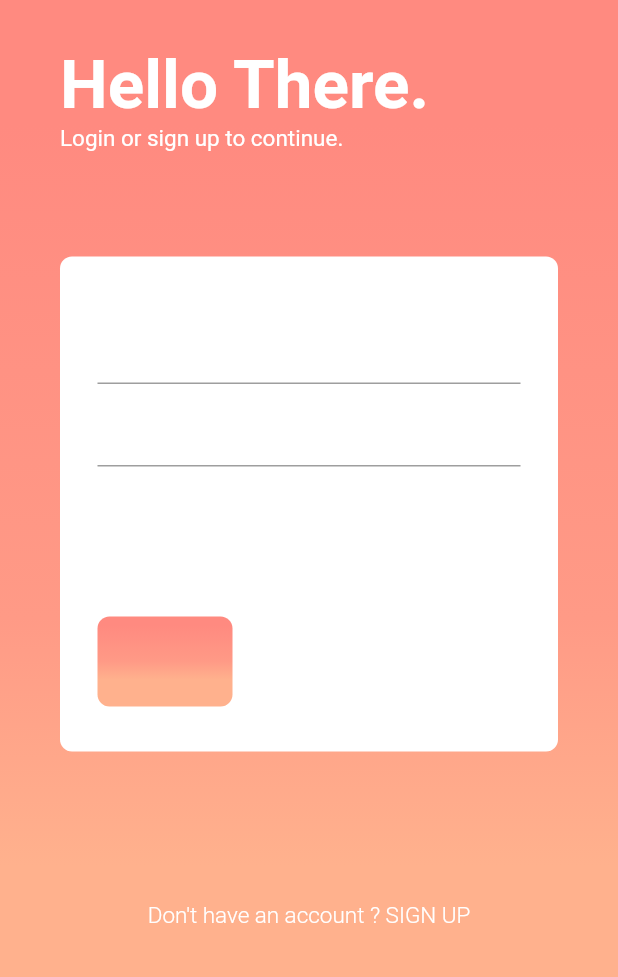
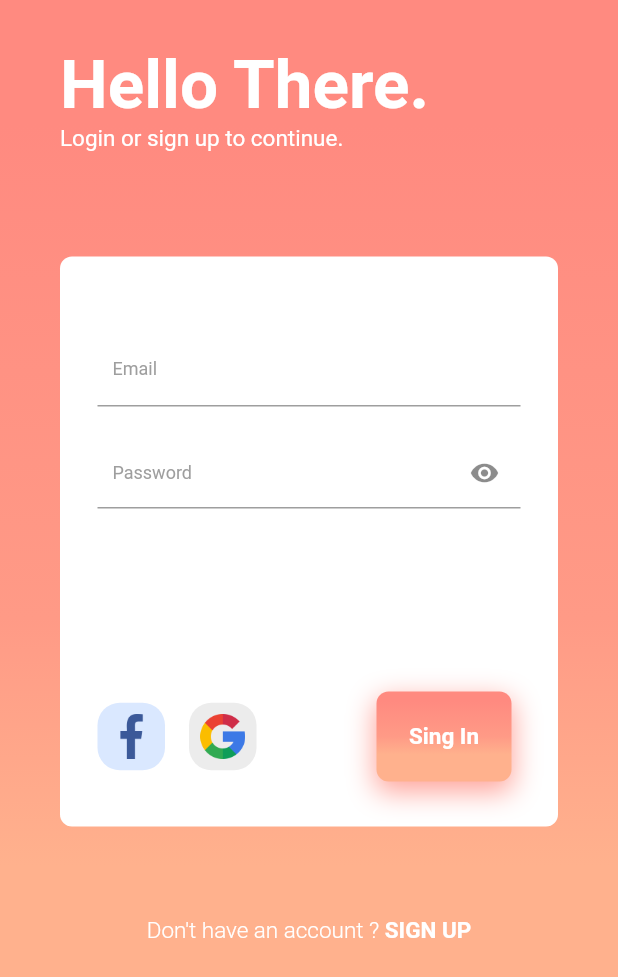
Before and after one commit to mahmoud-eslami/OrangeUi, a Flutter app: the screen it shows after launch, on a phone screen of 412 x 824 dp. Shown: the top 977 px of the screen. Run offline on Flutter 3.47's test engine with Material 2 defaults, Android fonts, the phone set to English and light mode, and no system bars.

Commit message:
home page completed

```diff
--- a/lib/main.dart
+++ b/lib/main.dart
@@ -34,9 +34,12 @@ class AppTheme {
       errorMaxLines: 1,
       helperMaxLines: 1,
       focusedBorder: UnderlineInputBorder(
+        borderSide: BorderSide(color: MyColors.priamryColor),
+      ),
+      focusedErrorBorder: UnderlineInputBorder(
         borderSide: BorderSide(
-          color: MyColors.priamryColor
-        )
+          color: Colors.black,
+        ),
       ),
       contentPadding: EdgeInsets.symmetric(horizontal: 10, vertical: 8),
       isDense: true,
--- a/lib/screen/home.dart
+++ b/lib/screen/home.dart
@@ -7,11 +7,31 @@ class Home extends StatefulWidget {
 }
 
 class _HomeState extends State<Home> {
+  bool observe;
+  TextEditingController _emailControll = TextEditingController();
+  TextEditingController _passControll = TextEditingController();
+  final _formKey = GlobalKey<FormState>();
+
+  @override
+  void initState() {
+    observe = true;
+    super.initState();
+  }
+
+  @override
+  void dispose() {
+    _passControll.dispose();
+    _emailControll.dispose();
+    super.dispose();
+  }
+
   @override
   Widget build(BuildContext context) {
     return Scaffold(
       backgroundColor: Colors.transparent,
-      body: Container(
+      body: Form(
+        key: _formKey,
+        child: Container(
           width: MediaQuery.of(context).size.width,
           height: MediaQuery.of(context).size.height,
           decoration: BoxDecoration(
@@ -29,6 +49,7 @@ class _HomeState extends State<Home> {
           child: SafeArea(
             child: Padding(
               padding: EdgeInsets.symmetric(horizontal: 40),
+              child: SingleChildScrollView(
                 child: Column(
                   crossAxisAlignment: CrossAxisAlignment.start,
                   children: <Widget>[
@@ -53,7 +74,8 @@ class _HomeState extends State<Home> {
                       height: 70,
                     ),
                     Container(
-                  padding: EdgeInsets.symmetric(horizontal: 25, vertical: 30),
+                      padding:
+                          EdgeInsets.symmetric(horizontal: 25, vertical: 30),
                       decoration: BoxDecoration(
                         color: Colors.white,
                         borderRadius: BorderRadius.all(
@@ -65,14 +87,45 @@ class _HomeState extends State<Home> {
                           SizedBox(
                             height: 20,
                           ),
-                      TextFormField(
+                          SizedBox(
+                            height: 70,
+                            child: TextFormField(
+                              controller: _emailControll,
+                              validator: (v) =>
+                                  v.isEmpty ? 'Fill Here Please' : null,
                               cursorColor: MyColors.priamryColor,
+                              style: TextStyle(
+                                  color: MyColors.textColor, fontSize: 18),
+                              decoration: InputDecoration(
+                                labelText: 'Email',
+                                errorStyle: TextStyle(color: Colors.black),
+                              ),
+                            ),
                           ),
                           SizedBox(
-                        height: 20,
+                            height: 70,
+                            child: TextFormField(
+                              controller: _passControll,
+                              validator: (v) =>
+                                  v.isEmpty ? 'Fill Here Please' : null,
+                              obscureText: observe,
+                              style: TextStyle(color: MyColors.textColor),
+                              cursorColor: MyColors.priamryColor,
+                              decoration: InputDecoration(
+                                  labelText: 'Password',
+                                  errorStyle: TextStyle(color: Colors.black),
+                                  suffixIcon: IconButton(
+                                    icon: Icon(
+                                      Icons.remove_red_eye,
+                                      size: 20,
                                     ),
-                      TextFormField(
-                        cursorColor: MyColors.priamryColor,
+                                    onPressed: () {
+                                      setState(() {
+                                        observe = !observe;
+                                      });
+                                    },
+                                  )),
+                            ),
                           ),
                           SizedBox(
                             height: 100,
@@ -80,13 +133,30 @@ class _HomeState extends State<Home> {
                           Row(
                             mainAxisAlignment: MainAxisAlignment.start,
                             children: <Widget>[
-
-                          Align(
-                            child: Container(
+                              materialPic('assets/image/f.png',
+                                  Colors.blueAccent.withOpacity(.2)),
+                              SizedBox(
+                                width: 16,
+                              ),
+                              materialPic('assets/image/g.png',
+                                  Colors.grey.withOpacity(.2)),
+                              SizedBox(
+                                width: 80,
+                              ),
+                              Container(
                                 decoration: BoxDecoration(
                                   borderRadius: BorderRadius.all(
                                     Radius.circular(8),
                                   ),
+                                  boxShadow: [
+                                    BoxShadow(
+                                      color:
+                                          MyColors.priamryColor.withOpacity(.8),
+                                      blurRadius: 15,
+                                      offset: Offset(0, 6),
+                                      spreadRadius: 1,
+                                    )
+                                  ],
                                   gradient: LinearGradient(
                                     begin: Alignment.topCenter,
                                     end: Alignment.bottomCenter,
@@ -99,9 +169,21 @@ class _HomeState extends State<Home> {
                                   ),
                                 ),
                                 child: RaisedButton(
-                                onPressed: () {},
+                                  onPressed: () {
+                                    if (_formKey.currentState.validate()) {
+                                      _formKey.currentState.save();
+                                    }
+                                  },
                                   color: Colors.transparent,
                                   elevation: 0,
+                                  disabledElevation: 0,
+                                  highlightElevation: 0,
+                                  child: Text(
+                                    'Sing In',
+                                    style: TextStyle(
+                                        fontWeight: FontWeight.w700,
+                                        fontSize: 15,
+                                        color: MyColors.homeText),
                                   ),
                                 ),
                               ),
@@ -111,16 +193,29 @@ class _HomeState extends State<Home> {
                       ),
                     ),
                     SizedBox(
-                  height: 100,
+                      height: 60,
                     ),
                     Align(
                       alignment: Alignment.center,
-                  child: Text(
-                    'Don\'t have an account ? SIGN UP',
+                      child: RichText(
+                        text: TextSpan(
+                          children: [
+                            TextSpan(
+                              text: 'Don\'t have an account ?',
                               style: TextStyle(
                                   fontWeight: FontWeight.w300,
                                   fontSize: 15,
                                   color: MyColors.homeText),
+                            ),
+                            TextSpan(
+                              text: ' SIGN UP',
+                              style: TextStyle(
+                                  fontWeight: FontWeight.bold,
+                                  fontSize: 15,
+                                  color: MyColors.homeText),
+                            ),
+                          ],
+                        ),
                       ),
                     ),
                   ],
@@ -128,12 +223,31 @@ class _HomeState extends State<Home> {
               ),
             ),
           ),
+        ),
+      ),
     );
   }
 
-  Widget materialPic(String imgPath){
-    return Material(
-      child: Image.asset(imgPath,height: 40,width: 40,),
+  Widget materialPic(String imgPath, Color backColor) {
+    return SizedBox(
+      height: 45,
+      width: 45,
+      child: Material(
+        color: backColor,
+        shape: RoundedRectangleBorder(
+          borderRadius: BorderRadius.all(
+            Radius.circular(15),
+          ),
+        ),
+        clipBehavior: Clip.antiAlias,
+        child: Center(
+          child: Image.asset(
+            imgPath,
+            height: 30,
+            width: 30,
+          ),
+        ),
+      ),
     );
   }
 }
```
Lines whose indentation alone changed are shown as unchanged.
